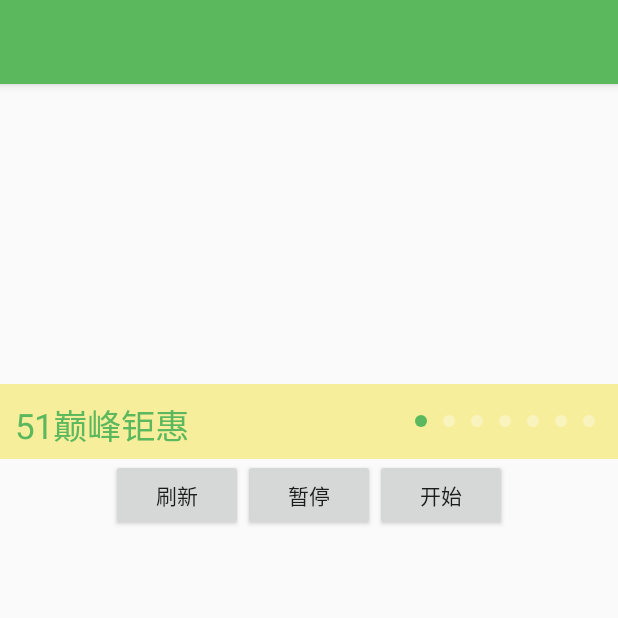
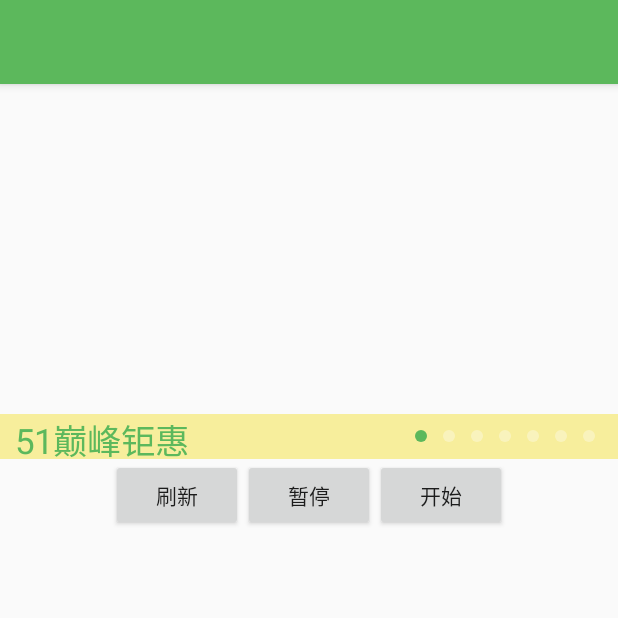
Before and after one commit to youth5201314/banner, an Android app: the Banner2Activity screen opened directly, with no data from a screen before it, on a phone screen of 412 x 824 dp, the top half of it. Run offline under Robolectric (Android 15) with nearby library versions, the phone set to English and light mode, and no system bars; 1 statement that could not run was skipped.

Commit message:
修改bug

```diff
--- a/app/src/main/res/layout/activity_banner2.xml
+++ b/app/src/main/res/layout/activity_banner2.xml
@@ -17,7 +17,7 @@
         app:indicator_margin="5dp"
         app:indicator_width="8dp"
         app:title_background="#bbF7EB7B"
-        app:title_height="50dp"
+        app:title_height="30dp"
         app:title_textcolor="@color/main_color"
         app:title_textsize="15sp"/>
     <LinearLayout
--- a/banner/build.gradle
+++ b/banner/build.gradle
@@ -1,7 +1,7 @@
 apply plugin: 'com.android.library'
 apply plugin: 'com.github.dcendents.android-maven'
 apply plugin: 'com.jfrog.bintray'
-version = "1.2.4"
+version = "1.2.5"
 
 android {
     compileSdkVersion 23
@@ -10,8 +10,8 @@ android {
     defaultConfig {
         minSdkVersion 14
         targetSdkVersion 23
-        versionCode 18
-        versionName "1.2.4"
+        versionCode 19
+        versionName "1.2.5"
     }
     buildTypes {
         release {
--- a/banner/src/main/res/layout/banner.xml
+++ b/banner/src/main/res/layout/banner.xml
@@ -51,7 +51,7 @@
                 android:ellipsize="marquee"
                 android:focusable="true"
                 android:focusableInTouchMode="true"
-                android:padding="10dp"
+                android:paddingLeft="10dp"
                 android:gravity="center_vertical"
                 android:singleLine="true"
                 android:textColor="#ffffff"
```
Also changed, not shown: 3 other files.
